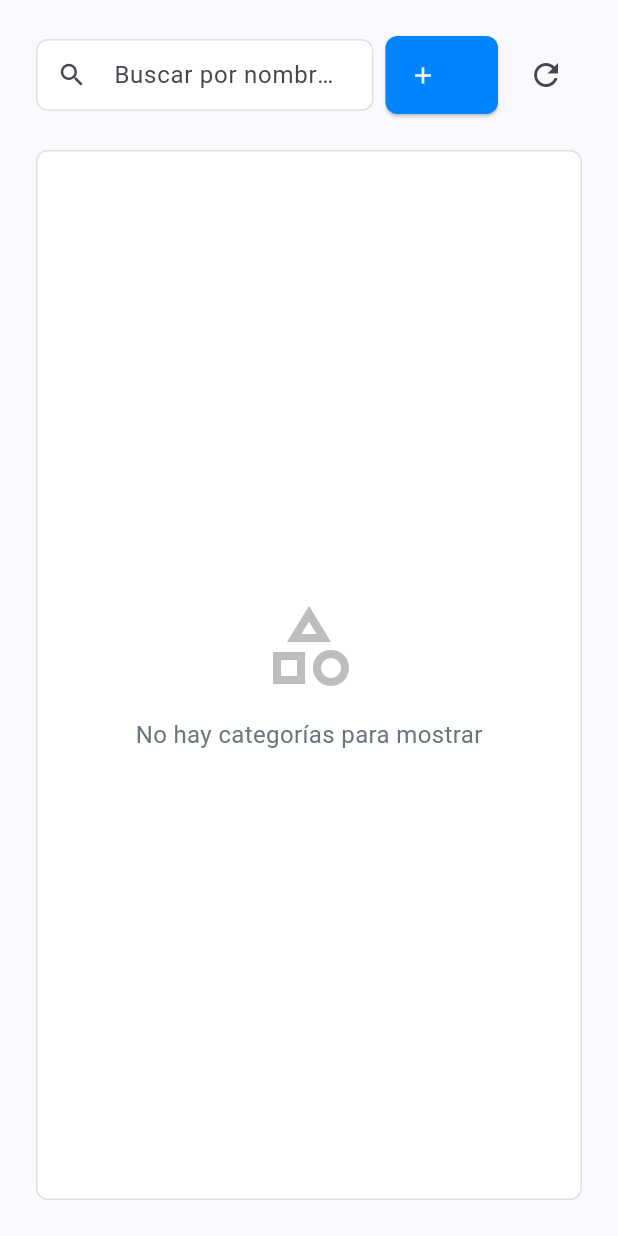
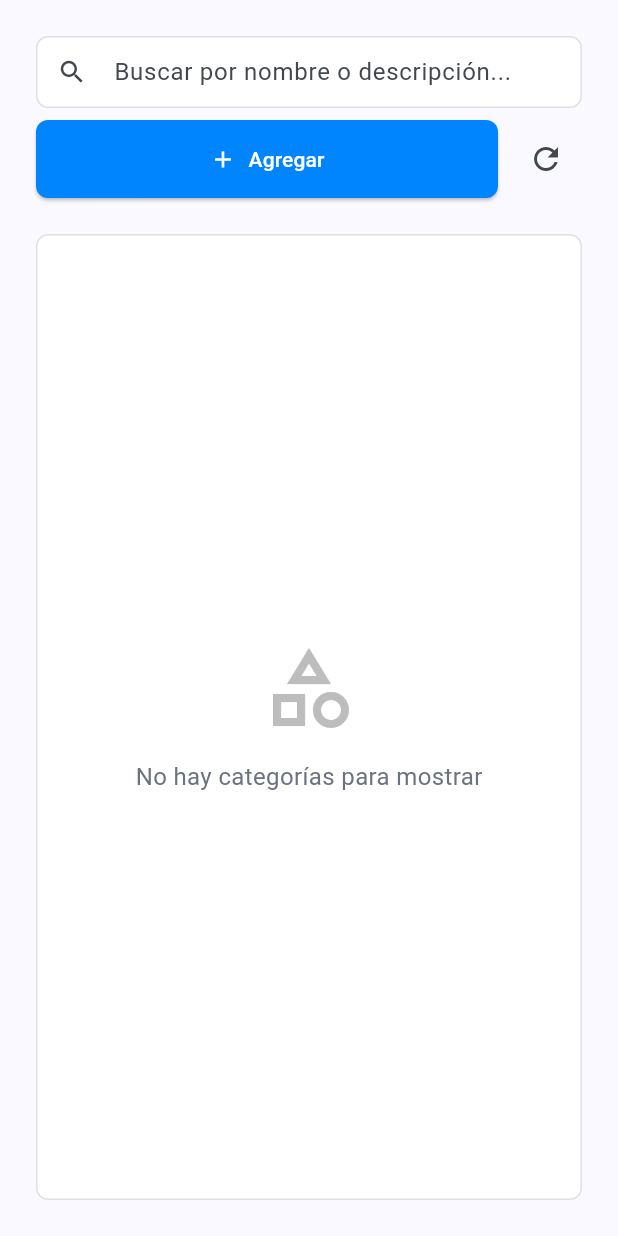
Before and after one commit to willvoid/aguateria, a Flutter app: the CategoriaServicioPage widget shown alone on an empty page, opened directly, on a phone screen of 412 x 824 dp. Run offline on Flutter 3.47's test engine with Material 3 defaults, Android fonts, the phone set to English and light mode, and no system bars; our stand-ins replace app_links, image_picker, pdf, printing, shared_preferences, supabase_flutter; missing offline and left inert: bcrypt, blue_thermal_printer; accounts and stored records are empty.

Commit message:
feat: make CRUD toolbar (search/filter/action) responsive
Add CrudToolbar (lib/widget/crud_toolbar.dart) to replace the
Row([Expanded(search), button, IconButton(refresh)]) duplicated in
every CRUD list screen. On narrow screens the search field's Expanded
was starved down to a sliver by the fixed-size button and refresh
icon (e.g. "Bu..." instead of a readable hint) even though nothing
overflowed. Below the same kMobileBreakpoint the list view already
uses, CrudToolbar stacks the search field and any filter dropdowns to
full width and groups the action button with the refresh icon in a
trailing row; above it, layout matches today plus a defensive
Flexible around the action button (mirroring what
tarifa_page.dart/categoria_servicio_page.dart already did) so a long
label can't overflow when a filter is present.

Migrated all 12 CrudListView screens. cajapage.dart/timbradopage.dart
filter dropdowns move from an auto-width Container to the same
Expanded treatment tarifa_page.dart already used, unifying the three;
added isExpanded: true so the DropdownButton itself fills that space.

Co-Authored-By: Claude Sonnet 5 <noreply@anthropic.com>
Claude-Session: https://claude.ai/code/session_01T7Y8qcUx9fugMak97675z3

```diff
--- a/lib/vista/categoria_servicio_page.dart
+++ b/lib/vista/categoria_servicio_page.dart
@@ -4,6 +4,7 @@ import 'package:myapp/dao/categoriaserviciocrudimpl.dart';
 import 'package:myapp/modelo/categoria_servicio.dart';
 import 'package:myapp/widget/crud_dialog.dart';
 import 'package:myapp/widget/crud_list_view.dart';
+import 'package:myapp/widget/crud_toolbar.dart';
 import 'package:myapp/widget/responsive_form_row.dart';
 
 class CategoriaServicioPage extends StatefulWidget {
@@ -179,11 +180,9 @@ class _CategoriaServicioPageState extends State<CategoriaServicioPage> {
         emptyIcon: Icons.category_outlined,
         emptyText: 'No hay categorías para mostrar',
         onEdit: _mostrarDialogoEdicion,
-        toolbar: Row(
-          children: [
-            Expanded(
-              flex: 3,
-              child: TextField(
+        toolbar: CrudToolbar(
+          onRefresh: _cargarDatos,
+          search: TextField(
             controller: _searchController,
             decoration: InputDecoration(
               hintText: 'Buscar por nombre o descripción...',
@@ -201,10 +200,7 @@ class _CategoriaServicioPageState extends State<CategoriaServicioPage> {
               contentPadding: const EdgeInsets.symmetric(horizontal: 16, vertical: 12),
             ),
           ),
-            ),
-            const SizedBox(width: 8),
-            Flexible(
-              child: ElevatedButton.icon(
+          action: ElevatedButton.icon(
             onPressed: () {
               _mostrarDialogoEdicion(null);
             },
@@ -217,14 +213,6 @@ class _CategoriaServicioPageState extends State<CategoriaServicioPage> {
               shape: RoundedRectangleBorder(borderRadius: BorderRadius.circular(8)),
             ),
           ),
-            ),
-            const SizedBox(width: 8),
-            IconButton(
-              onPressed: _cargarDatos,
-              icon: const Icon(Icons.refresh),
-              tooltip: 'Recargar',
-            ),
-          ],
         ),
         columns: [
           CrudColumn<CategoriaServicio>(
--- /dev/null
+++ b/lib/widget/crud_toolbar.dart
@@ -0,0 +1,70 @@
+import 'package:flutter/material.dart';
+import 'package:myapp/widget/responsive.dart';
+
+/// Toolbar responsive de las pantallas CRUD: buscador + filtros opcionales +
+/// botón de acción + refrescar. Por debajo de [breakpoint] apila el
+/// buscador y cada filtro a ancho completo y agrupa botón + refrescar en
+/// una fila final, en vez de comprimir el buscador en un `Row` fijo.
+class CrudToolbar extends StatelessWidget {
+  final Widget search;
+  final List<Widget> filters;
+  final Widget action;
+  final VoidCallback onRefresh;
+  final double breakpoint;
+
+  const CrudToolbar({
+    super.key,
+    required this.search,
+    this.filters = const [],
+    required this.action,
+    required this.onRefresh,
+    this.breakpoint = kMobileBreakpoint,
+  });
+
+  @override
+  Widget build(BuildContext context) {
+    final refreshButton = IconButton(
+      onPressed: onRefresh,
+      icon: const Icon(Icons.refresh),
+      tooltip: 'Recargar',
+    );
+
+    return LayoutBuilder(
+      builder: (context, constraints) {
+        if (isMobile(constraints.maxWidth)) {
+          return Column(
+            crossAxisAlignment: CrossAxisAlignment.stretch,
+            children: [
+              search,
+              for (final filter in filters) ...[
+                const SizedBox(height: 8),
+                filter,
+              ],
+              const SizedBox(height: 8),
+              Row(
+                children: [
+                  Expanded(child: action),
+                  const SizedBox(width: 8),
+                  refreshButton,
+                ],
+              ),
+            ],
+          );
+        }
+        return Row(
+          children: [
+            Expanded(flex: 2, child: search),
+            for (final filter in filters) ...[
+              const SizedBox(width: 8),
+              Expanded(flex: 2, child: filter),
+            ],
+            const SizedBox(width: 16),
+            Flexible(child: action),
+            const SizedBox(width: 8),
+            refreshButton,
+          ],
+        );
+      },
+    );
+  }
+}
```
Also changed, not shown: lib/vista/cliente_page.dart (+5 -14 lines), lib/vista/empresavista/cajapage.dart (+8 -16 lines), lib/vista/empresavista/dato_empresapage.dart (+5 -14 lines), lib/vista/empresavista/datos_transferenciapage.dart (+5 -14 lines), lib/vista/empresavista/establecimientopage.dart (+5 -14 lines), lib/vista/empresavista/timbradopage.dart (+8 -15 lines), lib/vista/facturacionvista/ciclo_page.dart (+5 -14 lines), lib/vista/facturacionvista/concepto_page.dart (+5 -14 lines), lib/vista/inmueblepage.dart (+5 -14 lines), lib/vista/medidor_page.dart (+5 -14 lines), lib/vista/tarifa_page.dart (+8 -22 lines). Lines whose indentation alone changed are shown as unchanged.
